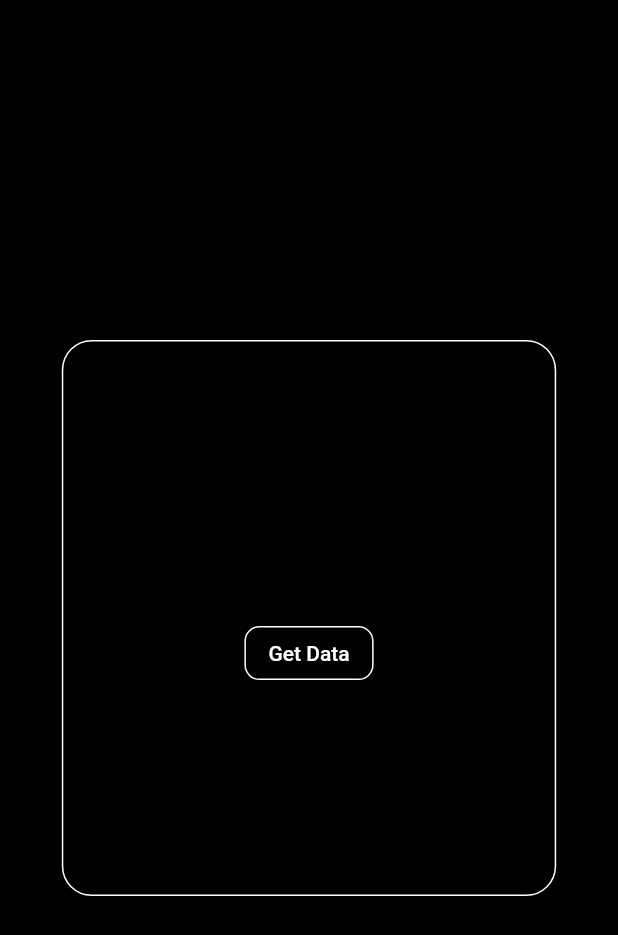
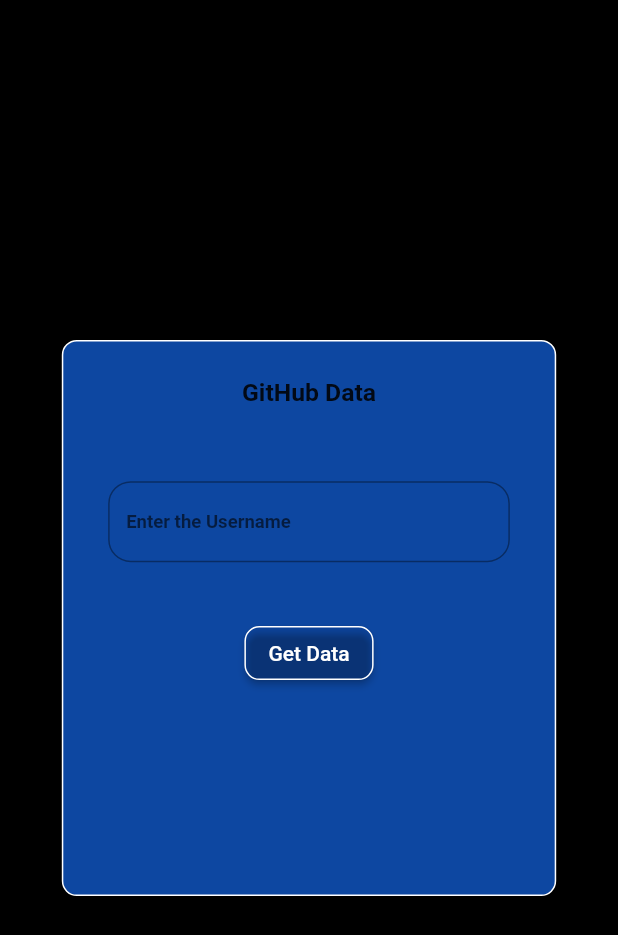
Before and after one commit to spyingcoder/get_github_data, a Flutter app: the screen it shows after launch, on a phone screen of 412 x 824 dp. Shown: the top 935 px of the screen. Run offline on Flutter 3.47's test engine with Material 2 defaults, Android fonts, the phone set to English and light mode, and no system bars; accounts and stored records are empty.

Commit message:
More optimized

```diff
--- a/lib/main.dart
+++ b/lib/main.dart
@@ -1,4 +1,5 @@
 import 'package:flutter/material.dart';
+import 'package:flutter/services.dart';
 import 'package:github_data/screens/home_screen.dart';
 
 void main () => runApp(MyApp());
@@ -8,6 +9,11 @@ class MyApp extends StatelessWidget {
 
   @override
   Widget build(BuildContext context) {
+    SystemChrome.setPreferredOrientations([
+      DeviceOrientation.portraitUp,
+      DeviceOrientation.portraitDown,
+    ]);
+    SystemChrome.setSystemUIOverlayStyle(SystemUiOverlayStyle.dark);
     return MaterialApp(
       debugShowCheckedModeBanner: false,
       darkTheme: ThemeData.dark(),
--- a/lib/screens/home_screen.dart
+++ b/lib/screens/home_screen.dart
@@ -49,8 +49,8 @@ class _HomeState extends State<Home> {
             height: dHeight * 0.45,
             width: dWidth * 0.80,
             decoration: BoxDecoration(
-              // color: Colors.blue[900],
-              borderRadius: const BorderRadius.all(Radius.circular(20)),
+              borderRadius: BorderRadius.all(Radius.circular(10)),
+              color: Colors.blue[900],
               border: Border.all(color: Colors.white),
             ),
             child: Column(
@@ -91,6 +91,7 @@ class _HomeState extends State<Home> {
                       fontWeight: FontWeight.bold,
                     ),
                     decoration: const InputDecoration(
+                      enabled: true,
                       label: Text('Enter the Username'),
                       hintText: 'Enter your GitHub Username',
                       border: OutlineInputBorder(
```
